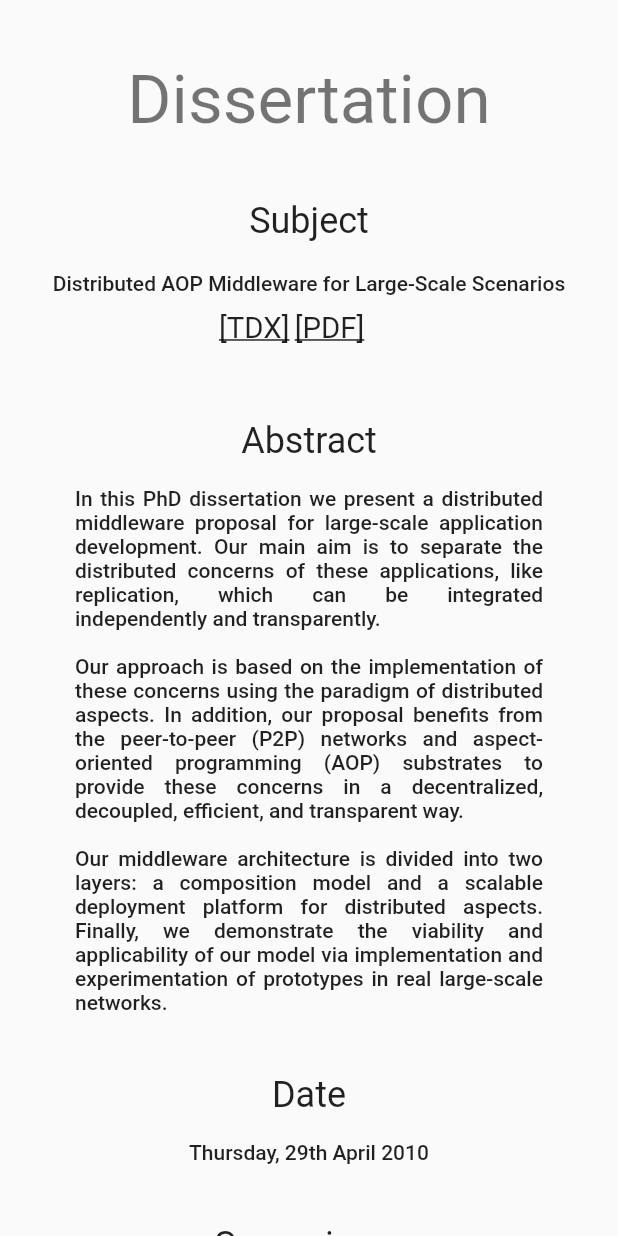
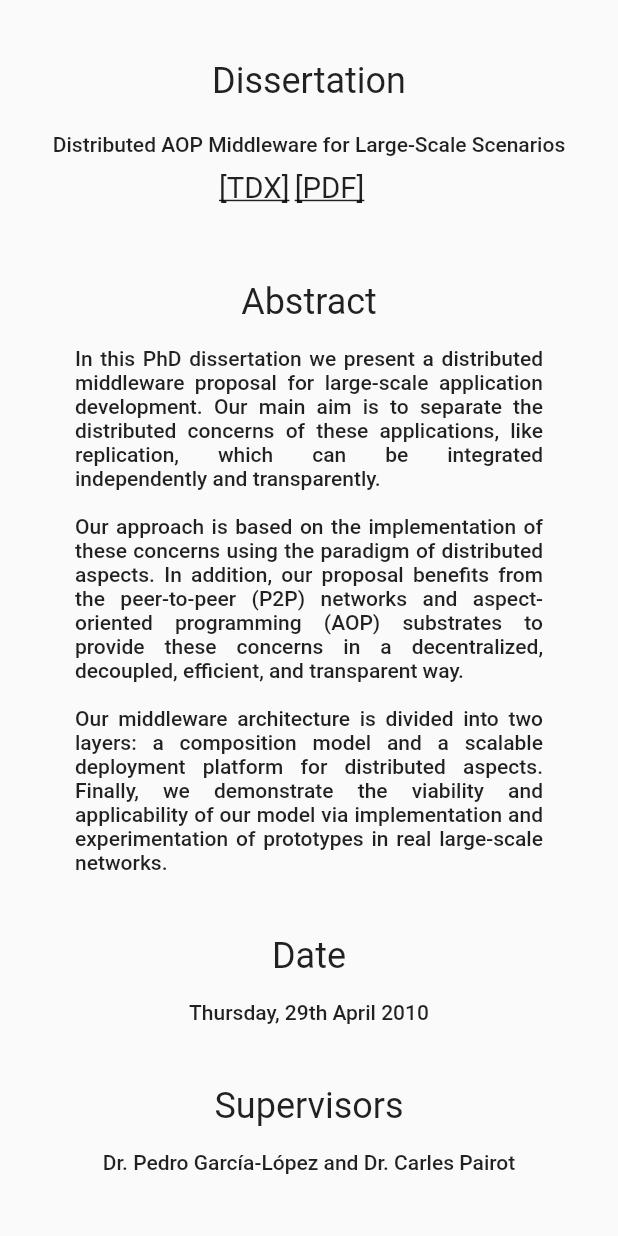
Before and after one commit to rmondejar/website, a Flutter app: the Dissertation widget shown alone on an empty page, opened directly, on a phone screen of 412 x 824 dp. Run offline on Flutter 3.47's test engine with Material 2 defaults, Android fonts, the light colour scheme and no system bars; our stand-ins replace url_launcher_web.

Commit message:
minor restyling

```diff
--- a/lib/tabs/dissertation.dart
+++ b/lib/tabs/dissertation.dart
@@ -9,7 +9,9 @@ class Dissertation extends StatelessWidget {
   Widget build(BuildContext context) {
 
     return TabPanel('Dissertation', <Widget>[
-      Text('Subject', style: Theme.of(context).textTheme.headline5),
+      Text('Dissertation',
+          style: Theme.of(context).textTheme.headline5
+      ),
       Container(
         padding: EdgeInsets.all(20),
         child:
--- a/lib/tabs/homepage.dart
+++ b/lib/tabs/homepage.dart
@@ -63,7 +63,7 @@ class HomePage extends StatelessWidget {
                        'I also worked as a part-time instructor and research '
                        'collaborator at the Universitat Rovira i Virgili and Universitat Oberta de Catalunya mainly '
                        'in courses of Software Architectures and Distributed Systems. In addition, as a member of '
-                       'the Architecture and Telematic Services research group, I published more than 30 papers in '
+                       'the Cloud and Distributed Systems Lab (CLOUDLAB), I published more than 30 papers in '
                        'software engineering and distributed architectures subjects.'
                ),
           ],
--- a/lib/widgets/tab_panel.dart
+++ b/lib/widgets/tab_panel.dart
@@ -8,13 +8,8 @@ class TabPanel extends StatelessWidget {
   const TabPanel(this.title, this.content);
 
   Widget _createHeader(BuildContext context) {
-    return Container(
-      padding: EdgeInsets.all(40),
-      child:
-      Text(
-          title,
-          style: Theme.of(context).textTheme.headline3
-      ),
+    return Padding(
+      padding: EdgeInsets.all(20),
     );
   }
 
```
